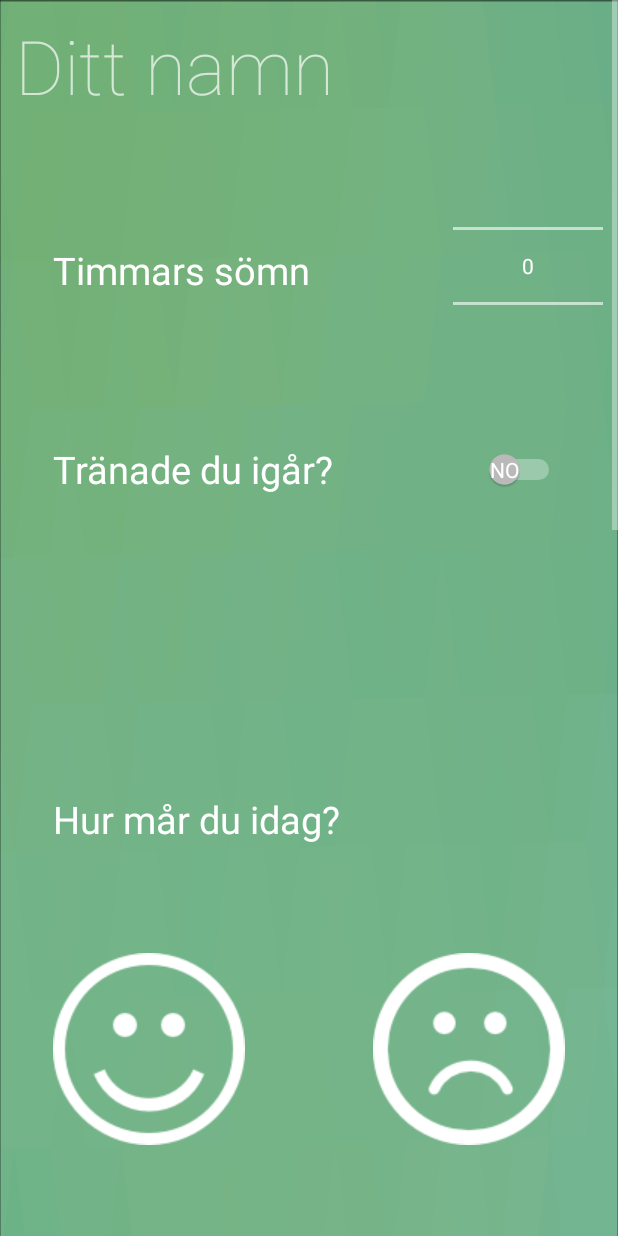
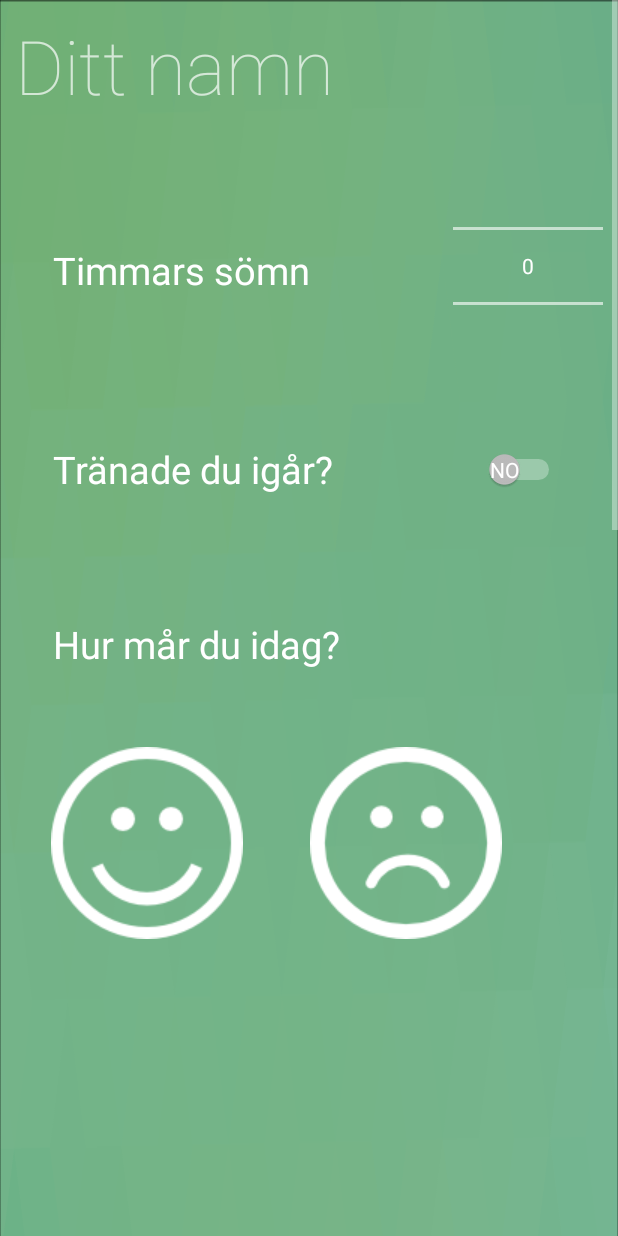
Before and after one commit to victorRomlin/android, an Android app: the layout loginactivity.xml on its own in the app's theme, with its tools: preview values and no code run, on a phone screen of 412 x 824 dp. Run offline under Robolectric (Android 15) with nearby library versions, the phone set to English and light mode, and no system bars.

Commit message:
minor change

```diff
--- a/MyApplication2/app/src/main/java/com/example/martin/myapplication/MainActivity.java
+++ b/MyApplication2/app/src/main/java/com/example/martin/myapplication/MainActivity.java
@@ -52,7 +52,10 @@ public class MainActivity extends AppCompatActivity {
             System.out.println(username);
             System.out.println(password);
 
-            login(username,password);
+            //login(username,password);
+            Intent r = new Intent(MainActivity.this, LoginActivity.class);
+            startActivity(r);
+
 
         }
 
--- a/MyApplication2/app/src/main/java/com/example/martin/myapplication/loginactivity.java
+++ b/MyApplication2/app/src/main/java/com/example/martin/myapplication/loginactivity.java
@@ -4,6 +4,7 @@
 import android.content.Intent;
 import android.os.Bundle;
 import android.view.View;
+import android.view.WindowManager;
 import android.widget.ImageButton;
 import android.widget.NumberPicker;
 import android.widget.Switch;
@@ -30,6 +31,7 @@
     protected void onCreate(Bundle savedInstanceState) {
         super.onCreate(savedInstanceState);
         setContentView(R.layout.loginactivity);
+        getWindow().setSoftInputMode(WindowManager.LayoutParams.SOFT_INPUT_STATE_HIDDEN);
 
         TextView textView1 = (TextView) findViewById(R.id.textView1);
 
--- a/MyApplication2/app/src/main/res/layout/loginactivity.xml
+++ b/MyApplication2/app/src/main/res/layout/loginactivity.xml
@@ -69,20 +69,19 @@
         android:id="@+id/textView2"
         android:textColor="#ffffff"
         android:textSize="25dp"
-        android:layout_marginBottom="72dp"
-        android:layout_above="@+id/imageButton2"
-        android:layout_alignLeft="@+id/imageButton"
-        android:layout_alignStart="@+id/imageButton" />
+        android:layout_marginTop="54dp"
+        android:layout_below="@+id/switch1"
+        android:layout_alignLeft="@+id/switch1"
+        android:layout_alignStart="@+id/switch1" />
 
     <Button
         android:layout_width="wrap_content"
         android:layout_height="wrap_content"
         android:text="Submit"
         android:id="@+id/button"
-        android:layout_toEndOf="@+id/imageButton"
         android:layout_gravity="right|center"
         android:layout_alignParentBottom="true"
-        android:layout_toRightOf="@+id/imageButton" />
+        android:layout_centerHorizontal="true" />
 
     <ImageButton
         android:layout_width="wrap_content"
@@ -91,10 +90,10 @@
         android:background="@null"
         android:src="@drawable/smile3"
         android:onClick="onButtonClick"
-        android:layout_below="@+id/switch1"
-        android:layout_alignLeft="@+id/switch1"
-        android:layout_alignStart="@+id/switch1"
-        android:layout_marginTop="277dp" />
+        android:layout_marginTop="51dp"
+        android:layout_below="@+id/textView2"
+        android:layout_toLeftOf="@+id/button"
+        android:layout_toStartOf="@+id/button" />
 
     <ImageButton
         android:layout_width="wrap_content"
@@ -102,10 +101,10 @@
         android:id="@+id/imageButton2"
         android:src="@drawable/smile4"
         android:background="@null"
-        android:layout_alignRight="@+id/switch1"
-        android:layout_alignEnd="@+id/switch1"
         android:onClick="onButtonClick"
-        android:layout_alignBottom="@+id/imageButton" />
+        android:layout_alignTop="@+id/imageButton"
+        android:layout_toRightOf="@+id/textView"
+        android:layout_toEndOf="@+id/textView" />
 
     </RelativeLayout>
     </ScrollView>
```
